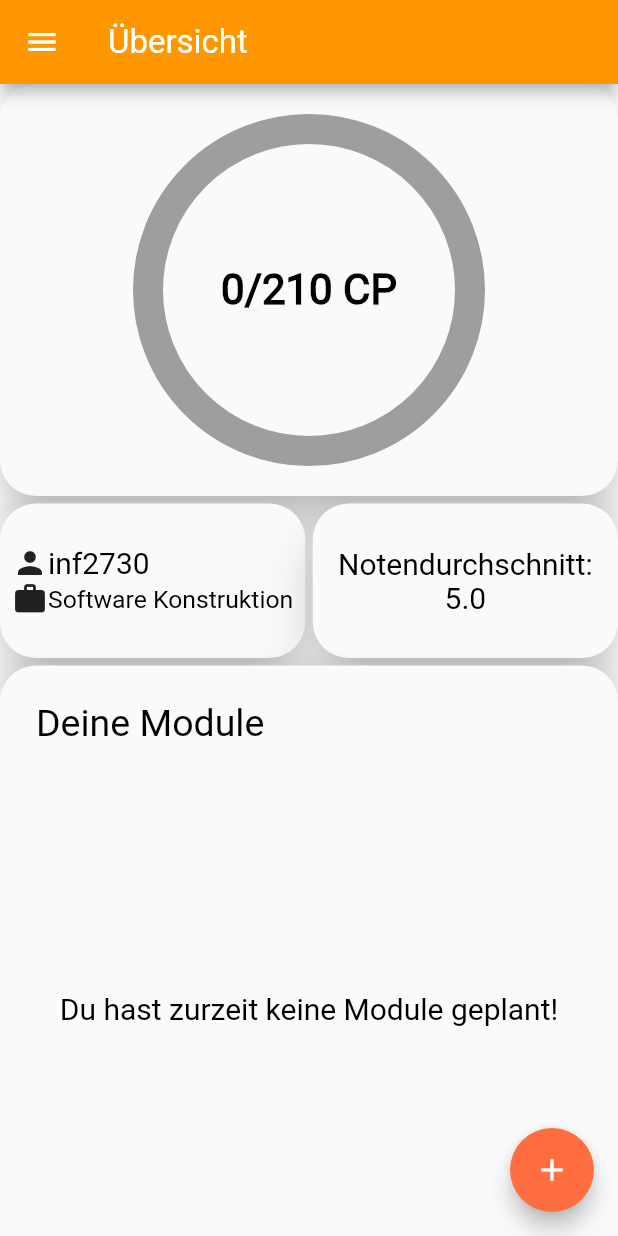
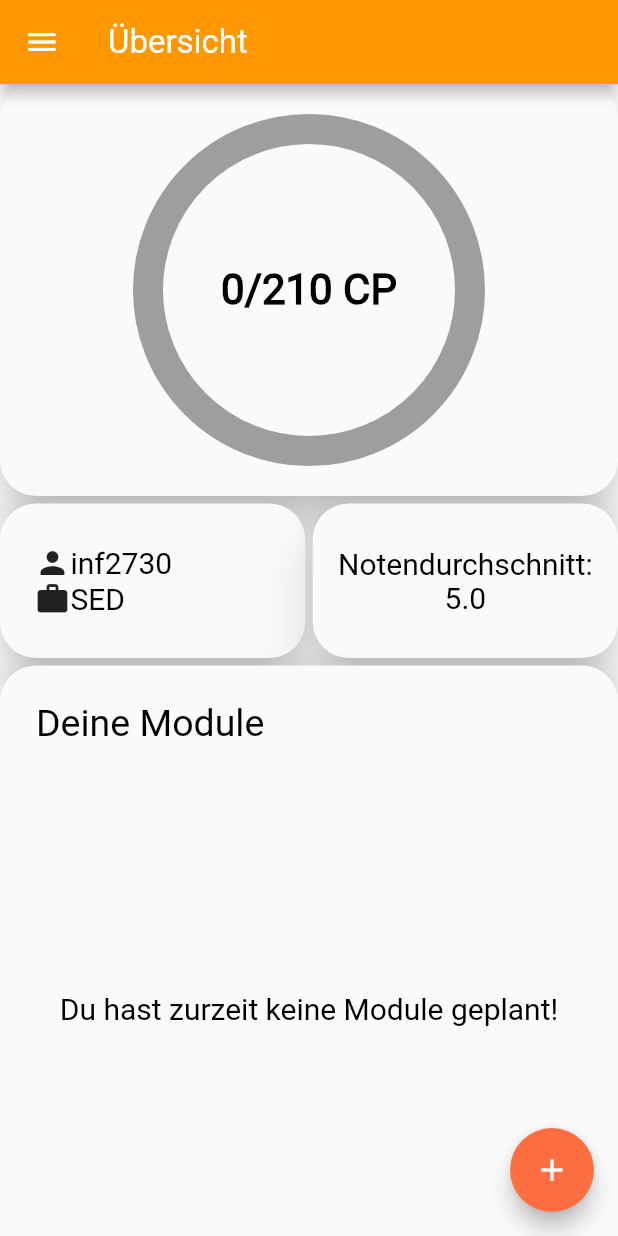
Before and after one commit to AlfredTachi/MyStudyBuddy2020, a Flutter app: the screen it shows after launch, on a phone screen of 412 x 824 dp. Run offline on Flutter 3.47's test engine with Material 2 defaults, Android fonts, the phone set to English and light mode, and no system bars; our stand-ins replace percent_indicator, photo_view, smooth_star_rating, webview_flutter; missing offline and left inert: flutter_plugin_pdf_viewer.

Commit message:
change name qsp

```diff
--- a/lib/dashboard/staggered_view_dashboard/staggered_view_dashboard.dart
+++ b/lib/dashboard/staggered_view_dashboard/staggered_view_dashboard.dart
@@ -25,6 +25,7 @@ Material persondetails(IconData icon, String infnumber, IconData icontwo,
           children: <Widget>[
             Row(
               children: <Widget>[
+                Padding(padding: EdgeInsets.only(left:15)),
                 Icon(icon),
                 Text(infnumber, style: TextStyle(fontSize: 20)),
               ],
@@ -36,6 +37,7 @@ Material persondetails(IconData icon, String infnumber, IconData icontwo,
               child: Container(
                   child: Row(
                 children: <Widget>[
+                  Padding(padding: EdgeInsets.only(left:15)),
                   Icon(icontwo),
                   Flexible(
                       child: FittedBox(
@@ -134,8 +136,7 @@ class _StaggeredViewState extends State<StaggeredView> {
                 });
               },
               child: ProgressBar(_creditPoints, _maxCreditPoints))),
-          persondetails(Icons.person, "inf2730", Icons.work,
-              "Software Konstruktion", context),
+          persondetails(Icons.person, "inf2730", Icons.work, "SED", context),
           grades("Notendurchschnitt:", 5.0),
           module("Deine Module"),
         ],
--- a/lib/drawer/drawer.dart
+++ b/lib/drawer/drawer.dart
@@ -40,7 +40,7 @@ class _OwnDrawerState extends State<OwnDrawer> {
         ),
         ListTile(
           leading: Icon(Icons.check_box),
-          title: Text('Semsterverlauf'),
+          title: Text('Studienverlauf'),
           onTap: () {
             Navigator.pushNamed(context, '/studyprogress');
           },
--- a/lib/qsp_info/staggered_view_qsp/StaggeredView.dart
+++ b/lib/qsp_info/staggered_view_qsp/StaggeredView.dart
@@ -93,7 +93,7 @@ class _StaggeredViewState extends State<StaggeredView> {
           children: <Widget>[
             qspdetails(
               QSPInfoIcons.software_icon,
-              "Software Engineering and Development",
+              "Software Engineering and Development (SED)",
               "Die Module dieses Qualifikationsschwerpunkts vertiefen klassische Informatik-Themen," +
                   "die auf die professionelle Konstruktion komplexer Software-Anwendungen vorbereiten.",
               context,
@@ -104,7 +104,7 @@ class _StaggeredViewState extends State<StaggeredView> {
             ),
             qspdetails(
               QSPInfoIcons.medieninformatik_icon,
-              "Visual Computing",
+              "Visual Computing (VC)",
               "Die Medieninformatik konzentriert sich auf die Teile der Informatik und ihres Umfelds," +
                   "die in direktem Kontakt zu Benutzer/innen, also zu Menschen stehen.",
               context,
@@ -115,7 +115,7 @@ class _StaggeredViewState extends State<StaggeredView> {
             ),
             qspdetails(
               QSPInfoIcons.cloud_icon,
-              "Security and Networks",
+              "Security and Networks (SN)",
               "Im Qualifikationsschwerpunkt „Cloud und Internet“ dreht es sich verstärkt um Themen der Infrastruktur, " +
                   "d.h. insbesondere Rechnersysteme und Netzwerke,die zur Bereitstellung der heutigen netzwerkbasierten" +
                   "Services erforderlich sind.",
```
